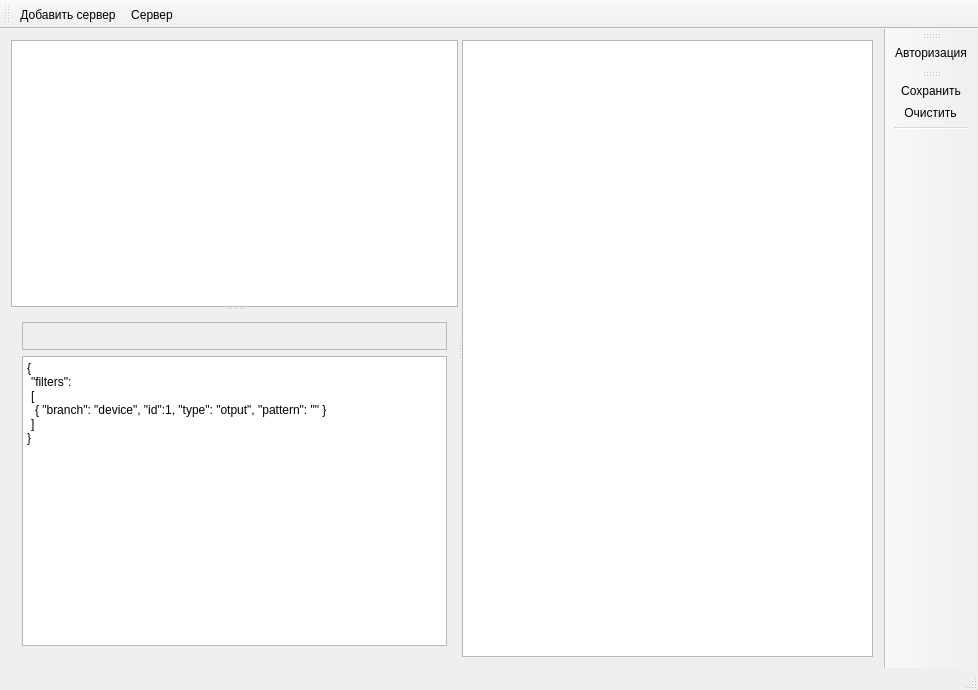
Above: logview/src/mainwindow.ui from breton75/Modus before the change. Below: the same form after it.
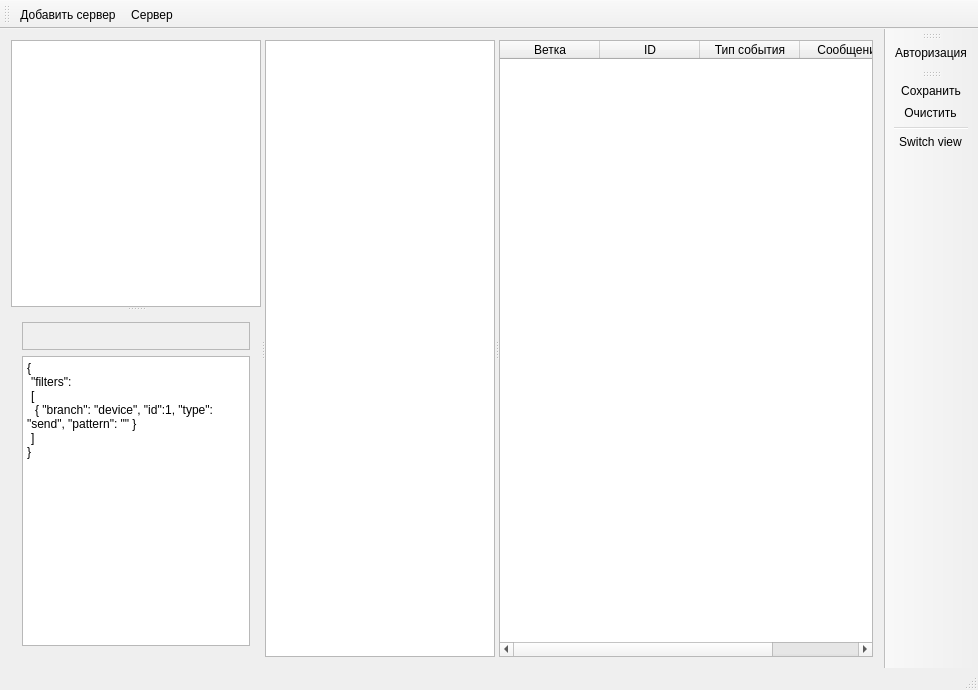
That is the form after the change. Icons and pictures are not drawn.

The edit to the form file:
```diff
--- a/logview/src/mainwindow.ui
+++ b/logview/src/mainwindow.ui
@@ -171,7 +171,7 @@
 &lt;p style=&quot; margin-top:0px; margin-bottom:0px; margin-left:0px; margin-right:0px; -qt-block-indent:0; text-indent:0px;&quot;&gt;{&lt;/p&gt;
 &lt;p style=&quot; margin-top:0px; margin-bottom:0px; margin-left:0px; margin-right:0px; -qt-block-indent:0; text-indent:0px;&quot;&gt;	&amp;quot;filters&amp;quot;:&lt;/p&gt;
 &lt;p style=&quot; margin-top:0px; margin-bottom:0px; margin-left:0px; margin-right:0px; -qt-block-indent:0; text-indent:0px;&quot;&gt;	[	&lt;/p&gt;
-&lt;p style=&quot; margin-top:0px; margin-bottom:0px; margin-left:0px; margin-right:0px; -qt-block-indent:0; text-indent:0px;&quot;&gt;		{ &amp;quot;branch&amp;quot;: &amp;quot;device&amp;quot;, &amp;quot;id&amp;quot;:1, &amp;quot;type&amp;quot;: &amp;quot;otput&amp;quot;, &amp;quot;pattern&amp;quot;: &amp;quot;&amp;quot; }&lt;/p&gt;
+&lt;p style=&quot; margin-top:0px; margin-bottom:0px; margin-left:0px; margin-right:0px; -qt-block-indent:0; text-indent:0px;&quot;&gt;		{ &amp;quot;branch&amp;quot;: &amp;quot;device&amp;quot;, &amp;quot;id&amp;quot;:1, &amp;quot;type&amp;quot;: &amp;quot;send&amp;quot;, &amp;quot;pattern&amp;quot;: &amp;quot;&amp;quot; }&lt;/p&gt;
 &lt;p style=&quot; margin-top:0px; margin-bottom:0px; margin-left:0px; margin-right:0px; -qt-block-indent:0; text-indent:0px;&quot;&gt;	]&lt;/p&gt;
 &lt;p style=&quot; margin-top:0px; margin-bottom:0px; margin-left:0px; margin-right:0px; -qt-block-indent:0; text-indent:0px;&quot;&gt;}&lt;/p&gt;&lt;/body&gt;&lt;/html&gt;</string>
            </property>
@@ -198,6 +198,37 @@
 &lt;p style=&quot;-qt-paragraph-type:empty; margin-top:0px; margin-bottom:0px; margin-left:0px; margin-right:0px; -qt-block-indent:0; text-indent:0px;&quot;&gt;&lt;br /&gt;&lt;/p&gt;&lt;/body&gt;&lt;/html&gt;</string>
        </property>
       </widget>
+      <widget class="QTableWidget" name="tableLog">
+       <property name="sizeAdjustPolicy">
+        <enum>QAbstractScrollArea::AdjustToContents</enum>
+       </property>
+       <property name="editTriggers">
+        <set>QAbstractItemView::NoEditTriggers</set>
+       </property>
+       <property name="alternatingRowColors">
+        <bool>true</bool>
+       </property>
+       <column>
+        <property name="text">
+         <string>Ветка</string>
+        </property>
+       </column>
+       <column>
+        <property name="text">
+         <string>ID</string>
+        </property>
+       </column>
+       <column>
+        <property name="text">
+         <string>Тип события</string>
+        </property>
+       </column>
+       <column>
+        <property name="text">
+         <string>Сообщение</string>
+        </property>
+       </column>
+      </widget>
      </widget>
     </item>
    </layout>
@@ -254,6 +285,7 @@
    <addaction name="actionSaveLog"/>
    <addaction name="actionClearLog"/>
    <addaction name="separator"/>
+   <addaction name="actionSwitchView"/>
   </widget>
   <action name="actionSaveLog">
    <property name="icon">
@@ -340,6 +372,18 @@
     <string>saveFilter</string>
    </property>
   </action>
+  <action name="actionSwitchView">
+   <property name="checkable">
+    <bool>true</bool>
+   </property>
+   <property name="icon">
+    <iconset resource="../../global/resourses/res.qrc">
+     <normaloff>:/my_icons/icons/022-page.png</normaloff>:/my_icons/icons/022-page.png</iconset>
+   </property>
+   <property name="text">
+    <string>Switch view</string>
+   </property>
+  </action>
  </widget>
  <layoutdefault spacing="6" margin="11"/>
  <resources>
```
Left out of the diff: 3 changed lines with no effect on the pictures.
